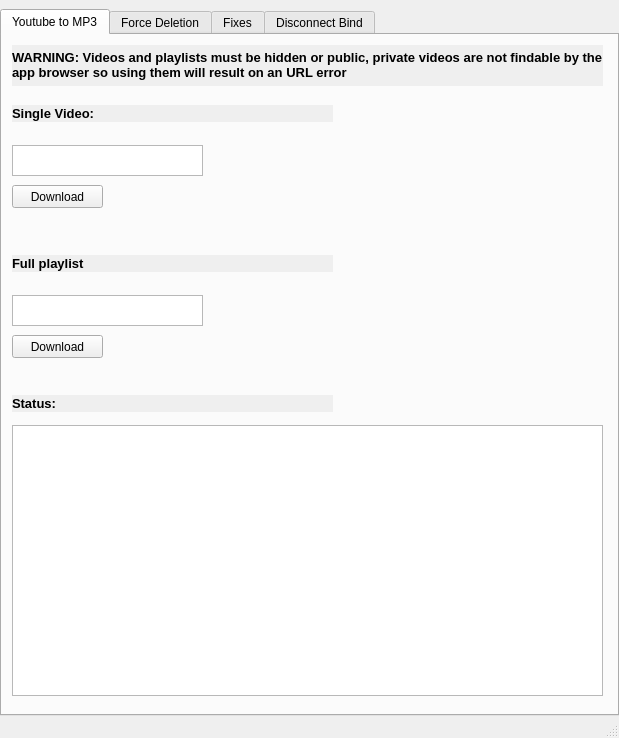
Qt form interfazMain.ui (safteinzz/SFTools) before a commit.
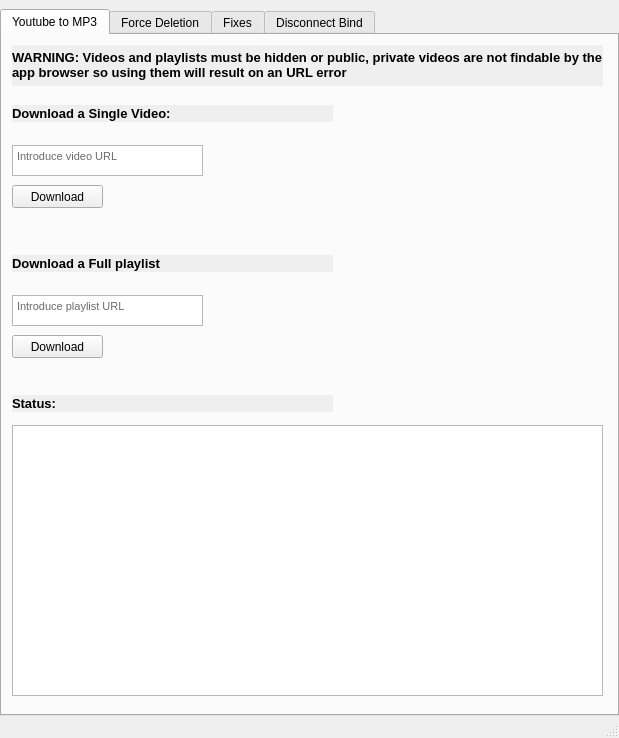
The same form after that commit.

Commit message: hover text text edits

Diff of the .ui file:
```diff
--- a/interfazMain.ui
+++ b/interfazMain.ui
@@ -41,6 +41,9 @@
     </property>
     <item>
      <widget class="QTabWidget" name="fixWin10">
+      <property name="enabled">
+       <bool>true</bool>
+      </property>
       <property name="currentIndex">
        <number>0</number>
       </property>
@@ -125,7 +128,7 @@
          <bool>true</bool>
         </property>
         <property name="text">
-         <string>&lt;html&gt;&lt;head/&gt;&lt;body&gt;&lt;p&gt;Full playlist&lt;/p&gt;&lt;/body&gt;&lt;/html&gt;</string>
+         <string>&lt;html&gt;&lt;head/&gt;&lt;body&gt;&lt;p&gt;Download a Full playlist&lt;/p&gt;&lt;/body&gt;&lt;/html&gt;</string>
         </property>
         <property name="alignment">
          <set>Qt::AlignLeading|Qt::AlignLeft|Qt::AlignVCenter</set>
@@ -140,6 +143,13 @@
           <height>31</height>
          </rect>
         </property>
+        <property name="html">
+         <string>&lt;!DOCTYPE HTML PUBLIC &quot;-//W3C//DTD HTML 4.0//EN&quot; &quot;http://www.w3.org/TR/REC-html40/strict.dtd&quot;&gt;
+&lt;html&gt;&lt;head&gt;&lt;meta name=&quot;qrichtext&quot; content=&quot;1&quot; /&gt;&lt;style type=&quot;text/css&quot;&gt;
+p, li { white-space: pre-wrap; }
+&lt;/style&gt;&lt;/head&gt;&lt;body style=&quot; font-family:'MS Shell Dlg 2'; font-size:8.25pt; font-weight:400; font-style:normal;&quot;&gt;
+&lt;p style=&quot; margin-top:0px; margin-bottom:0px; margin-left:0px; margin-right:0px; -qt-block-indent:0; text-indent:0px;&quot;&gt;&lt;span style=&quot; color:#6a6a6a;&quot;&gt;Introduce video URL&lt;/span&gt;&lt;/p&gt;&lt;/body&gt;&lt;/html&gt;</string>
+        </property>
        </widget>
        <widget class="QTextEdit" name="tEPlaylistBajar">
         <property name="geometry">
@@ -150,6 +160,13 @@
           <height>31</height>
          </rect>
         </property>
+        <property name="html">
+         <string>&lt;!DOCTYPE HTML PUBLIC &quot;-//W3C//DTD HTML 4.0//EN&quot; &quot;http://www.w3.org/TR/REC-html40/strict.dtd&quot;&gt;
+&lt;html&gt;&lt;head&gt;&lt;meta name=&quot;qrichtext&quot; content=&quot;1&quot; /&gt;&lt;style type=&quot;text/css&quot;&gt;
+p, li { white-space: pre-wrap; }
+&lt;/style&gt;&lt;/head&gt;&lt;body style=&quot; font-family:'MS Shell Dlg 2'; font-size:8.25pt; font-weight:400; font-style:normal;&quot;&gt;
+&lt;p style=&quot; margin-top:0px; margin-bottom:0px; margin-left:0px; margin-right:0px; -qt-block-indent:0; text-indent:0px;&quot;&gt;&lt;span style=&quot; color:#6a6a6a;&quot;&gt;Introduce playlist URL&lt;/span&gt;&lt;/p&gt;&lt;/body&gt;&lt;/html&gt;</string>
+        </property>
        </widget>
        <widget class="QLabel" name="lVideos_2">
         <property name="geometry">
@@ -172,7 +189,7 @@
          <bool>true</bool>
         </property>
         <property name="text">
-         <string>Single Video:</string>
+         <string>Download a Single Video:</string>
         </property>
         <property name="alignment">
          <set>Qt::AlignLeading|Qt::AlignLeft|Qt::AlignVCenter</set>
```
Left out of the diff: 11 changed lines with no effect on the pictures. The commit also changes 1 other file.
